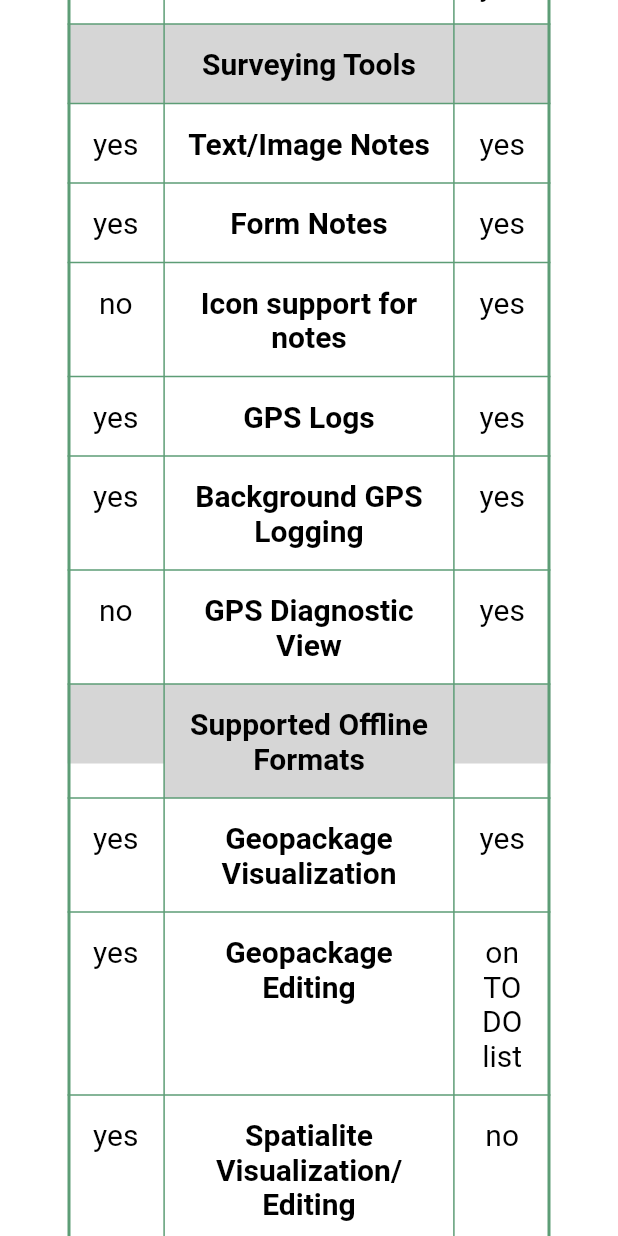
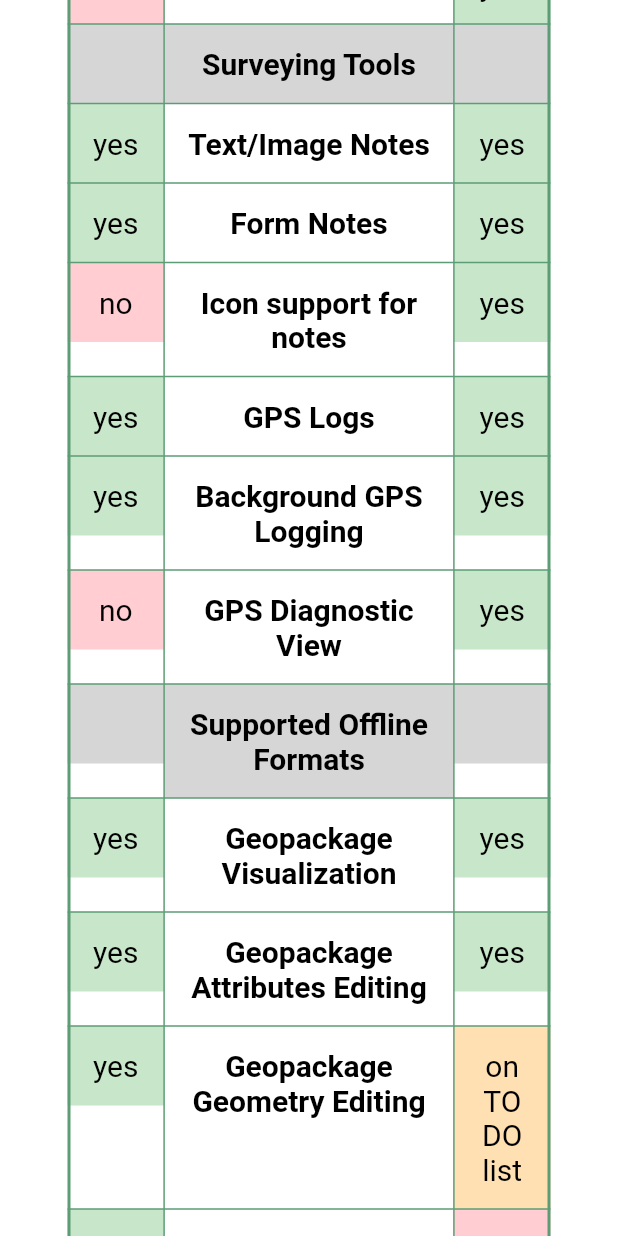
Before and after one commit to geopaparazzi/website, a Flutter app: the screen it shows after launch, scrolled down 1152 dp, on a phone screen of 412 x 824 dp. Run offline on Flutter 3.47's test engine with Material 2 defaults, Android fonts, the light colour scheme and no system bars; our stand-ins replace material_design_icons_flutter; missing offline and left inert: dart:html; Roboto replaces fonts that are missing (Arial).

Commit message:
update site

```diff
--- a/lib/main.dart
+++ b/lib/main.dart
@@ -8,6 +8,9 @@ import 'package:geopaparazzi_website/org/hydrologis/geopaparazzi/website/ui.dart
 import 'package:material_design_icons_flutter/material_design_icons_flutter.dart';
 
 void main() => runApp(GeopaparazziWebsiteApp());
+
+const YES = "yes";
+const NO = "no";
 
 class GeopaparazziWebsiteApp extends StatelessWidget {
   // This widget is the root of your application.
@@ -153,48 +156,49 @@ class _MainPageState extends State<MainPage> {
         },
         children: <TableRow>[
           headerCells("Geopaparazzi", "Operating System", "SMASH"),
-          rowCells("Android", "yes", "yes"),
-          rowCells("IOS", "no", "yes"),
+          rowCells("Android", YES, YES),
+          rowCells("IOS", NO, YES),
           //
           headerCells("", "Surveying Tools", ""),
-          rowCells("Text/Image Notes", "yes", "yes"),
-          rowCells("Form Notes", "yes", "yes"),
-          rowCells("Icon support for notes", "no", "yes"),
-          rowCells("GPS Logs", "yes", "yes"),
-          rowCells("Background GPS Logging", "yes", "yes"),
-          rowCells("GPS Diagnostic View", "no", "yes"),
+          rowCells("Text/Image Notes", YES, YES),
+          rowCells("Form Notes", YES, YES),
+          rowCells("Icon support for notes", NO, YES),
+          rowCells("GPS Logs", YES, YES),
+          rowCells("Background GPS Logging", YES, YES),
+          rowCells("GPS Diagnostic View", NO, YES),
           //
           headerCells("", "Supported Offline Formats", ""),
-          rowCells("Geopackage Visualization", "yes", "yes"),
-          rowCells("Geopackage Editing", "yes", "on TODO list"),
-          rowCells("Spatialite Visualization/Editing", "yes", "no"),
-          rowCells("MBTiles", "yes", "yes"),
-          rowCells("Mapsforge", "yes", "yes"),
-          rowCells("GPX", "yes", "yes"),
-          rowCells("Rasters in tiff/png/jpg+wtf format", "no", "yes"),
-          rowCells("Shapefile Visualization", "no", "yes"),
-          rowCells("SLD Styling", "no", "yes"),
+          rowCells("Geopackage Visualization", YES, YES),
+          rowCells("Geopackage Attributes Editing", YES, YES),
+          rowCells("Geopackage Geometry Editing", YES, "on TODO list"),
+          rowCells("Spatialite Visualization/Editing", YES, NO),
+          rowCells("MBTiles", YES, YES),
+          rowCells("Mapsforge", YES, YES),
+          rowCells("GPX", YES, YES),
+          rowCells("Rasters in tiff/png/jpg+wtf format", NO, YES),
+          rowCells("Shapefile Visualization", NO, YES),
+          rowCells("SLD Styling", NO, YES),
           //
           headerCells("", "Supported Online Formats", ""),
-          rowCells("TMS Services", "yes", "yes"),
-          rowCells("WMS Services", "yes", "yes"),
-          rowCells("Service catalog and wizard for TMS/WMS", "no", "yes"),
+          rowCells("TMS Services", YES, YES),
+          rowCells("WMS Services", YES, YES),
+          rowCells("Service catalog and wizard for TMS/WMS", NO, YES),
           //
           headerCells("", "Cloud Synchronization", ""),
-          rowCells("Synchronization with GSS", "yes", "yes"),
-          rowCells("Synchronization with Cookiecutter Geopaparazzi Server",
-              "yes", "no"),
+          rowCells("Synchronization with GSS", NO, YES),
+          rowCells(
+              "Synchronization with Cookiecutter Geopaparazzi Server", YES, NO),
           //
           headerCells("", "GIS Integration/Data preparation", ""),
-          rowCells("QGIS", "yes", "yes"),
-          rowCells("GvSIG", "yes", "yes"),
-          rowCells("Hortonmachine", "yes", "yes"),
+          rowCells("QGIS", YES, YES),
+          rowCells("GvSIG", YES, YES),
+          rowCells("Hortonmachine", YES, YES),
           //
           headerCells("", "Other Information", ""),
-          rowCells("Sqlite based, intercompatible projects", "yes", "yes"),
+          rowCells("Sqlite based, intercompatible projects", YES, YES),
           rowCells("Time of activity", "> 10 years", "< 1 year"),
-          rowCells("Custom CRS support", "no", "on TODO list"),
-          rowCells("3D support", "yes", "no"),
+          rowCells("Custom CRS support", NO, "on TODO list"),
+          rowCells("3D support", YES, NO),
         ],
       ),
     );
@@ -204,9 +208,14 @@ class _MainPageState extends State<MainPage> {
     const pad = 15.0;
     return TableRow(children: [
       TableCell(
+        child: Container(
+          color: gp == NO
+              ? Colors.red[100]
+              : gp == YES ? Colors.green[100] : Colors.orange[100],
           child: Padding(
             padding: const EdgeInsets.all(pad),
             child: SmashUI.normalText(gp, textAlign: TextAlign.center),
+          ),
         ),
       ),
       TableCell(
@@ -217,9 +226,14 @@ class _MainPageState extends State<MainPage> {
         ),
       ),
       TableCell(
+        child: Container(
+          color: sm == NO
+              ? Colors.red[100]
+              : sm == YES ? Colors.green[100] : Colors.orange[100],
           child: Padding(
             padding: const EdgeInsets.all(pad),
             child: SmashUI.normalText(sm, textAlign: TextAlign.center),
+          ),
         ),
       ),
     ]);
```
Also changed, not shown: pubspec.yaml (+2 -8 lines), pubspec.lock, 1 other file. Lines whose indentation alone changed are shown as unchanged.
